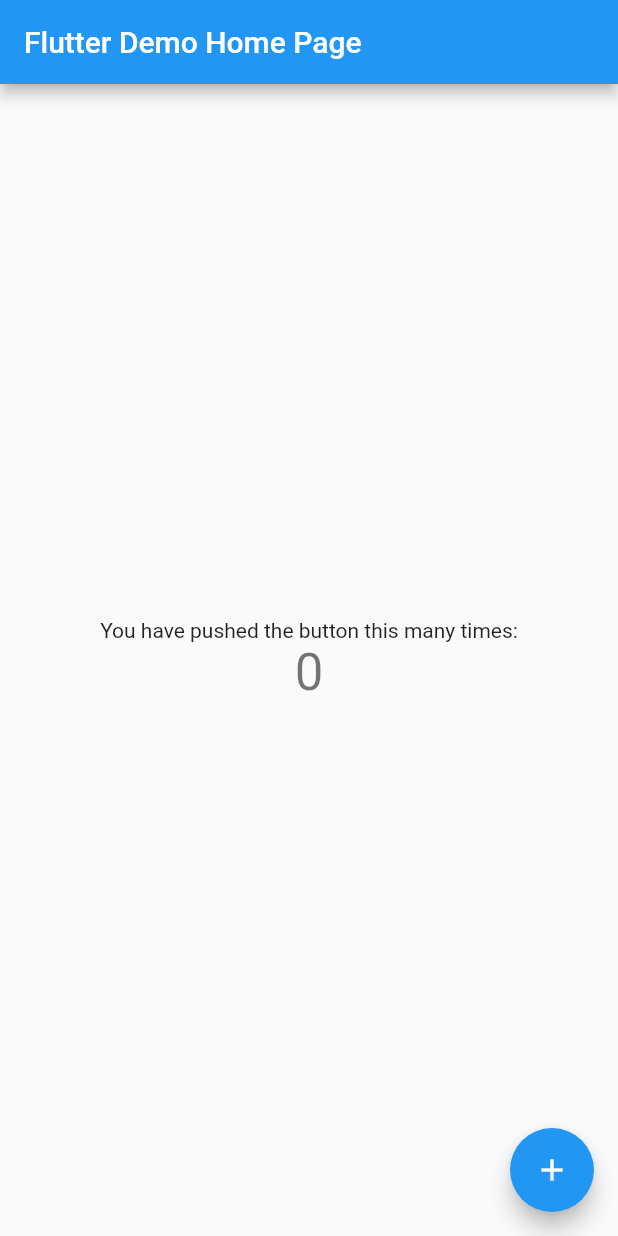
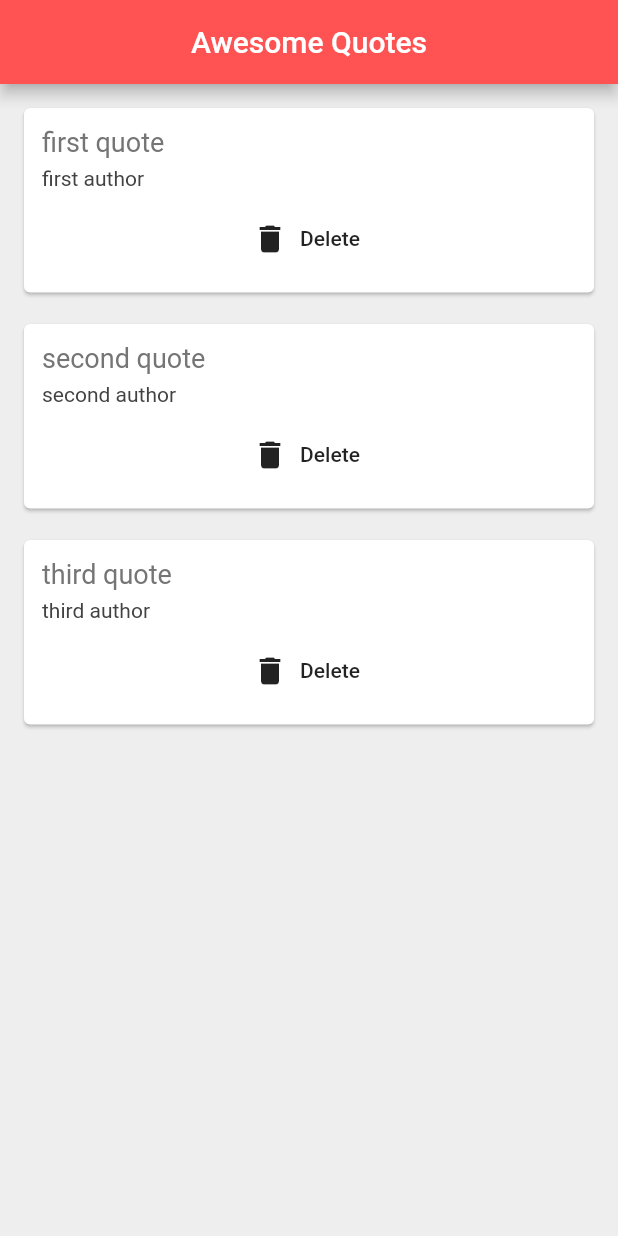
Before and after one commit to rajpatel2619/quotes, a Flutter app: the screen it shows after launch, on a phone screen of 412 x 824 dp. Run offline on Flutter 3.47's test engine with Material 2 defaults, Android fonts, the phone set to English and light mode, and no system bars.

Commit message:
final setup

```diff
--- a/lib/main.dart
+++ b/lib/main.dart
@@ -1,117 +1,45 @@
 import 'package:flutter/material.dart';
+import 'quote.dart';
+import 'quote_card.dart';
 
 void main() {
-  runApp(MyApp());
+  runApp(MaterialApp(
+    home: QuoteList(),
+  ));
 }
 
-class MyApp extends StatelessWidget {
-  // This widget is the root of your application.
+class QuoteList extends StatefulWidget {
+  @override
+  _QuoteListState createState() => _QuoteListState();
+}
+
+class _QuoteListState extends State<QuoteList> {
+  List<Quote> quotes = [
+    Quote(author: 'first author', text: 'first quote'),
+    Quote(author: 'second author', text: 'second quote'),
+    Quote(author: 'third author', text: 'third quote'),
+  ];
+
   @override
   Widget build(BuildContext context) {
-    return MaterialApp(
-      title: 'Flutter Demo',
-      theme: ThemeData(
-        // This is the theme of your application.
-        //
-        // Try running your application with "flutter run". You'll see the
-        // application has a blue toolbar. Then, without quitting the app, try
-        // changing the primarySwatch below to Colors.green and then invoke
-        // "hot reload" (press "r" in the console where you ran "flutter run",
-        // or simply save your changes to "hot reload" in a Flutter IDE).
-        // Notice that the counter didn't reset back to zero; the application
-        // is not restarted.
-        primarySwatch: Colors.blue,
-        // This makes the visual density adapt to the platform that you run
-        // the app on. For desktop platforms, the controls will be smaller and
-        // closer together (more dense) than on mobile platforms.
-        visualDensity: VisualDensity.adaptivePlatformDensity,
+    return Scaffold(
+      backgroundColor: Colors.grey[200],
+      appBar: AppBar(
+        title: Text('Awesome Quotes'),
+        centerTitle: true,
+        backgroundColor: Colors.redAccent,
       ),
-      home: MyHomePage(title: 'Flutter Demo Home Page'),
+      body: Column(
+        children: quotes.map((quote) {
+          return QuoteCard(
+              quote: quote,
+              delete: () {
+                setState(() {
+                  quotes.remove(quote);
+                });
+              });
+        }).toList(),
+      ),
     );
   }
 }
-
-class MyHomePage extends StatefulWidget {
-  MyHomePage({Key key, this.title}) : super(key: key);
-
-  // This widget is the home page of your application. It is stateful, meaning
-  // that it has a State object (defined below) that contains fields that affect
-  // how it looks.
-
-  // This class is the configuration for the state. It holds the values (in this
-  // case the title) provided by the parent (in this case the App widget) and
-  // used by the build method of the State. Fields in a Widget subclass are
-  // always marked "final".
-
-  final String title;
-
-  @override
-  _MyHomePageState createState() => _MyHomePageState();
-}
-
-class _MyHomePageState extends State<MyHomePage> {
-  int _counter = 0;
-
-  void _incrementCounter() {
-    setState(() {
-      // This call to setState tells the Flutter framework that something has
-      // changed in this State, which causes it to rerun the build method below
-      // so that the display can reflect the updated values. If we changed
-      // _counter without calling setState(), then the build method would not be
-      // called again, and so nothing would appear to happen.
-      _counter++;
-    });
-  }
-
-  @override
-  Widget build(BuildContext context) {
-    // This method is rerun every time setState is called, for instance as done
-    // by the _incrementCounter method above.
-    //
-    // The Flutter framework has been optimized to make rerunning build methods
-    // fast, so that you can just rebuild anything that needs updating rather
-    // than having to individually change instances of widgets.
-    return Scaffold(
-      appBar: AppBar(
-        // Here we take the value from the MyHomePage object that was created by
-        // the App.build method, and use it to set our appbar title.
-        title: Text(widget.title),
-      ),
-      body: Center(
-        // Center is a layout widget. It takes a single child and positions it
-        // in the middle of the parent.
-        child: Column(
-          // Column is also a layout widget. It takes a list of children and
-          // arranges them vertically. By default, it sizes itself to fit its
-          // children horizontally, and tries to be as tall as its parent.
-          //
-          // Invoke "debug painting" (press "p" in the console, choose the
-          // "Toggle Debug Paint" action from the Flutter Inspector in Android
-          // Studio, or the "Toggle Debug Paint" command in Visual Studio Code)
-          // to see the wireframe for each widget.
-          //
-          // Column has various properties to control how it sizes itself and
-          // how it positions its children. Here we use mainAxisAlignment to
-          // center the children vertically; the main axis here is the vertical
-          // axis because Columns are vertical (the cross axis would be
-          // horizontal).
-          mainAxisAlignment: MainAxisAlignment.center,
-          children: <Widget>[
-            Text(
-              'You have pushed the button this many times:',
-            ),
-            Text(
-              '$_counter',
-              style: Theme.of(context).textTheme.headline4,
-            ),
-          ],
-        ),
-      ),
-      floatingActionButton: FloatingActionButton(
-        onPressed: _incrementCounter,
-        tooltip: 'Increment',
-        child: Icon(Icons.add),
-      ), // This trailing comma makes auto-formatting nicer for build methods.
-    );
-  }
-}
--- /dev/null
+++ b/lib/quote.dart
@@ -0,0 +1,5 @@
+class Quote {
+  String text;
+  String author;
+  Quote({this.text, this.author});
+}
--- /dev/null
+++ b/lib/quote_card.dart
@@ -0,0 +1,49 @@
+import 'package:flutter/material.dart';
+import 'quote.dart';
+
+class QuoteCard extends StatelessWidget {
+  final Quote quote;
+  final Function delete;
+  QuoteCard({this.quote, this.delete});
+
+  @override
+  Widget build(BuildContext context) {
+    return Card(
+      margin: EdgeInsets.fromLTRB(16, 16, 16, 5),
+      child: Padding(
+        padding: const EdgeInsets.all(12.0),
+        child: Column(
+          crossAxisAlignment: CrossAxisAlignment.stretch,
+          children: [
+            Text(
+              quote.text,
+              style: TextStyle(
+                fontSize: 18,
+                color: Colors.grey[600],
+              ),
+            ),
+            SizedBox(
+              height: 6,
+            ),
+            Text(
+              quote.author,
+              style: TextStyle(
+                fontSize: 14,
+                color: Colors.grey[800],
+              ),
+            ),
+            SizedBox(
+              height: 8,
+            ),
+            FlatButton.icon(
+              onPressed:delete,
+              icon: Icon(Icons.delete),
+              label: Text('Delete'),
+
+            )
+          ],
+        ),
+      ),
+    );
+  }
+}
```
Also changed, not shown: 1 other file.
